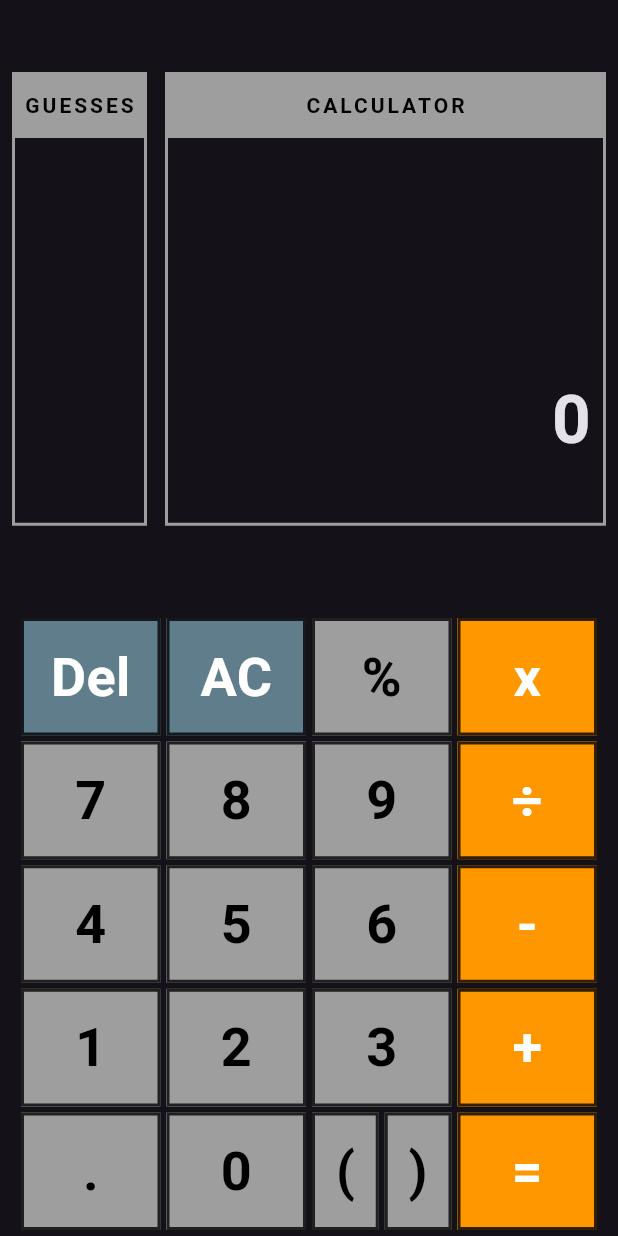
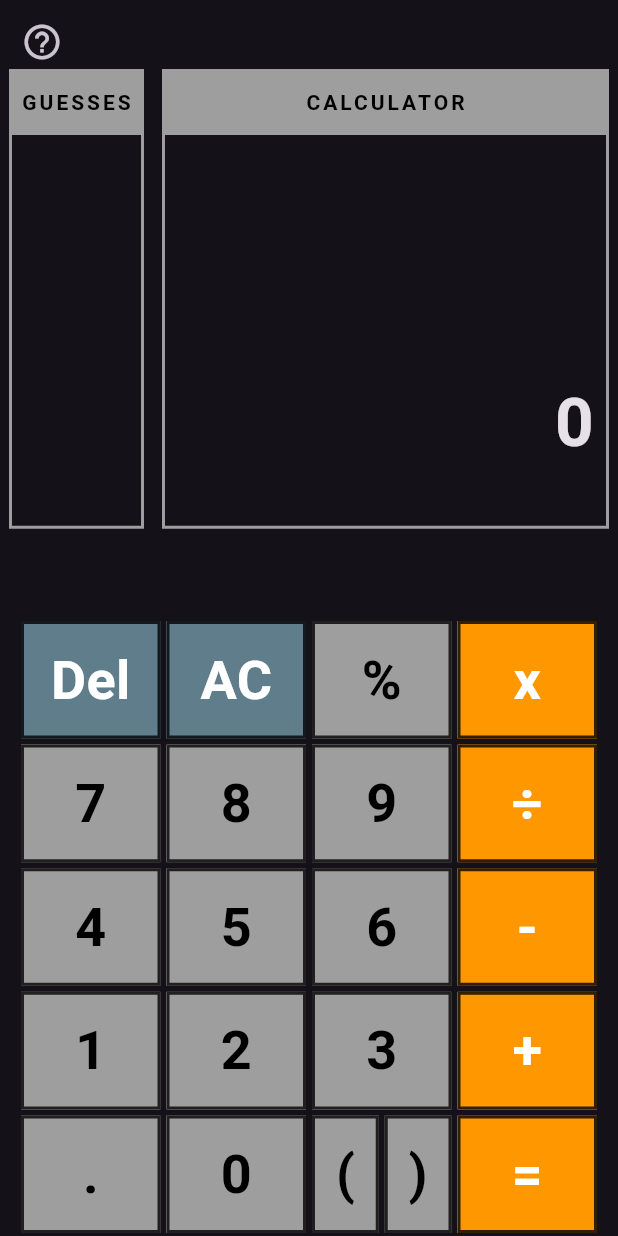
Before and after one commit to amaruelod137/Cogulator, a Flutter app: the screen it shows after launch, on a phone screen of 412 x 824 dp. Run offline on Flutter 3.47's test engine with Material 3 defaults, Android fonts, the phone set to English and light mode, and no system bars; our stand-ins replace math_expressions.

Commit message:
added help button icon (non functional atm)

```diff
--- a/lib/calculator_screen.dart
+++ b/lib/calculator_screen.dart
@@ -39,9 +39,10 @@ class _CalculatorScreenState extends State<CalculatorScreen> {
     return Scaffold(
       body: SafeArea(
         bottom: false,
-        child: Padding(
-          padding: const EdgeInsetsGeometry.all(2),
-          child: Column(
+        child: Stack(
+          // padding: const EdgeInsetsGeometry.all(2),
+          children: [
+            Column(
             children: [
             const SizedBox(height: 40,),
 
@@ -161,7 +162,18 @@ class _CalculatorScreenState extends State<CalculatorScreen> {
                   .toList(),
             )
           ],),
-      ))
+          Positioned(
+            top: 4,
+            left: 4,
+            child: IconButton(
+              icon: const Icon(Icons.help_outline),
+              iconSize: 28,
+              onPressed: (){
+
+              },
+            ),
+          )
+      ]))
     );
   }
 
```
